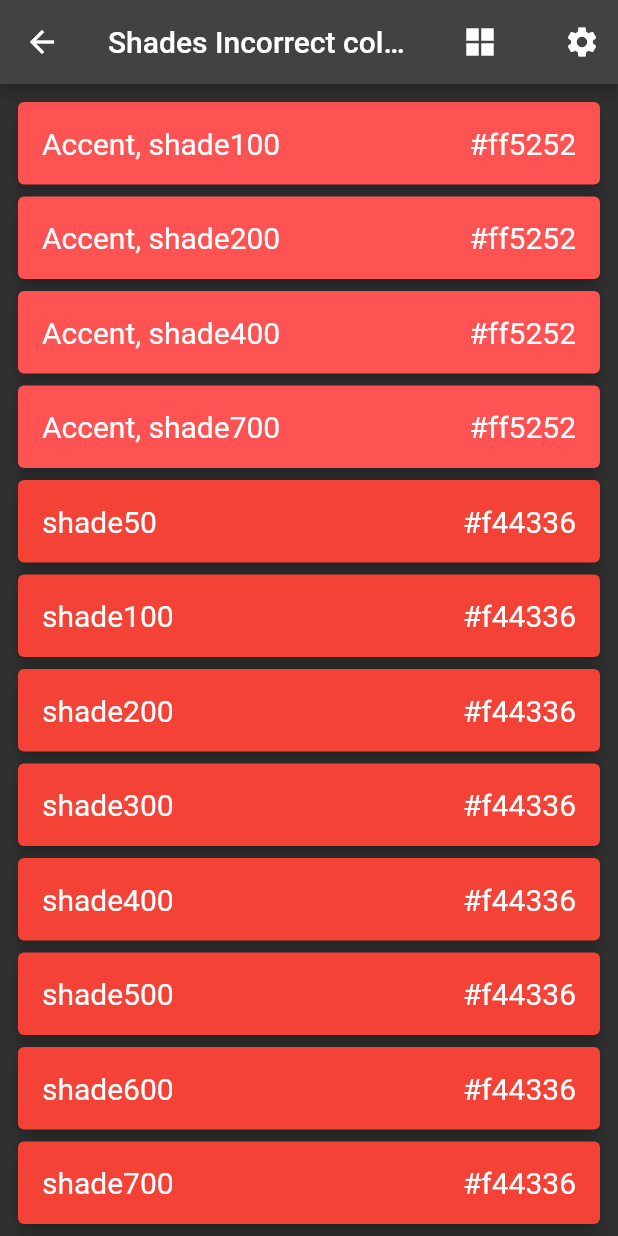
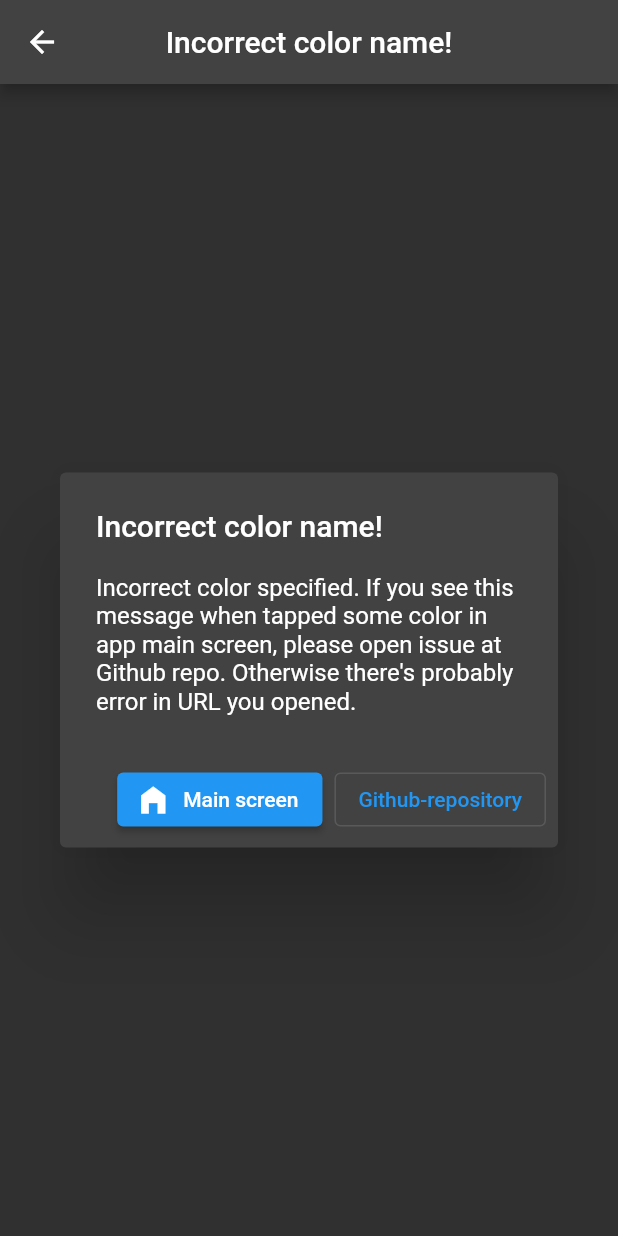
Before and after one commit to NEK-RA/flutter_material_palette, a Flutter app: the ColorShadesPage screen opened directly with empty values, on a phone screen of 412 x 824 dp. Run offline on Flutter 3.47's test engine with Material 2 defaults, Android fonts, the phone set to English and light mode, and no system bars; our stand-ins replace auto_route, bloc, flutter_bloc, shared_preferences; accounts and stored records are empty; generated files the repository leaves out were written again.

Commit message:
added error message for incorrect colorName it will appear when incorrect colorName passed to url/path and show at color_shades_page.dart

```diff
--- /dev/null
+++ b/lib/data/constants.dart
@@ -0,0 +1,5 @@
+class Constants {
+  static const String appVersion = '1.0.0';
+  static const String appBuild = '1';
+  static const String homepageUrl = 'https://github.com/NEK-RA/flutter_material_palette';
+}
--- a/lib/l10n/app_en.arb
+++ b/lib/l10n/app_en.arb
@@ -12,6 +12,11 @@
     "shade": "shade",
     "@shade": {
       "description": "'shade' word used inside color_card.dart"
+    },
+
+    "buildWord": "build",
+    "@buildWord": {
+      "description": "A 'build' word used to show app version in the settings_page.dart"
     },
 
     "hexValueOfColorString": "HEX value of color",
@@ -124,6 +129,11 @@
       "description": "Title of ListTile, which contains link to github repo as subtitle. Used on the settings_page.dart inside of about() function"
     },
 
+    "githubRepoString":"Github-repository",
+    "@githubRepoString": {
+      "description": "String used inside button when error message shown at color_shade_page.dart"
+    },
+
     "aboutAppVersionTitle": "Version",
     "@aboutAppVersionTitle": {
       "description": "The 'Version' word used in the 'About' section of settings_page.dart, title of corresponding ListTile"
@@ -144,9 +154,19 @@
       "description": "Used in colors_repository.dart when no color found in created maps"
     },
 
+    "incorrectColorNameMessage": "Incorrect color specified. If you see this message when tapped some color in app main screen, please open issue at Github repo. Otherwise there's probably error in URL you opened.",
+    "@incorrectColorNameMessage": {
+      "description": "Error message displayed at color_shade_page.dart when the colorName parameter was not found in keys of ColorPalette.colors map"
+    },
+
     "accent": "Accent",
     "@": {
       "description": "'Accent' word used inside color_card.dart"
+    },
+
+    "goToMainScreen":"Main screen",
+    "@goToMainScreen": {
+      "description": "Text inside button which will redirect to palette_page.dart in case of incorrect color specified for color_shade_page.dart"
     },
 
     "redColor": "Red",
--- a/lib/l10n/app_ru.arb
+++ b/lib/l10n/app_ru.arb
@@ -2,6 +2,7 @@
     "baseColors": "Базовые цвета",
     "shades": "Оттенки",
     "shade": "оттенок",
+    "buildWord": "сборка",
     "hexValueOfColorString": "HEX код цвета",
     "rgbValueOfColorString": "RGB значение цвета",
     "flutterShortVariantString": "Укороченный вариант во Flutter",
@@ -24,11 +25,14 @@
     "columnCountSettingTitle": "Количество столбцов сетки",
     "columnCountSettingSubtitle": "На текущий момент доступны значения только 2 и 3, используется для обоих сеток",
     "aboutAppHomepage": "Домашняя страница",
+    "githubRepoString":"Github-репозиторий",
     "aboutAppVersionTitle": "Версия",
     "aboutAppVersionSubtitle": "Нажмите для проверки обновлений",
     "notImplementedString": "ЕЩЕ НЕ РЕАЛИЗОВАНО",
     "incorrectColorNameString": "Некорректный цвет",
+    "incorrectColorNameMessage": "Некорректно указан цвет. Если вы видите это сообщение нажав на какой-либо цвет с главного экрана приложения, пожалуйста сообщите о проблеме в Github-репозиторий. Иначе же скорее всего проблема вызвана опечаткой в URL-адресе.",
     "accent": "Акцент",
+    "goToMainScreen": "На главный экран",
     "redColor": "Красный",
     "ofRedColor": "красного",
     "pinkColor": "Розовый",
--- a/lib/ui/color_shade_page.dart
+++ b/lib/ui/color_shade_page.dart
@@ -1,4 +1,5 @@
 import 'package:auto_route/auto_route.dart';
+import 'package:material_palette/data/constants.dart';
 import 'package:material_palette/locales.dart';
 
 import 'package:flutter/material.dart';
@@ -7,6 +8,7 @@ import 'package:flutter_bloc/flutter_bloc.dart';
 import 'package:material_palette/data/cubits/settings/settings_cubit.dart';
 import 'package:material_palette/data/repositories/colors_repository.dart';
 import 'package:material_palette/widgets/color_card.dart';
+import 'package:url_launcher/url_launcher.dart';
 
 class ColorShadesPage extends StatelessWidget {
   final String colorName;
@@ -19,7 +21,8 @@ class ColorShadesPage extends StatelessWidget {
 
   @override
   Widget build(BuildContext context) {
-    return Scaffold(
+
+    return ColorPalette.colors.containsKey(colorName) ? Scaffold(
       appBar: AppBar(
         title: Text(
           lc(context).shades + ' ' +
@@ -56,7 +59,28 @@ class ColorShadesPage extends StatelessWidget {
         builder: (context, state) {
           return state.shadesListView ? _buildListView() : _buildGridView(context);
         },
+      )
+    )
+    : Scaffold(
+      appBar: AppBar(
+        title: Text(lc(context).incorrectColorNameString),
+        centerTitle: true,
       ),
+      body: AlertDialog(
+          title: Text(lc(context).incorrectColorNameString),
+          content: Text(lc(context).incorrectColorNameMessage),
+          actions: [
+            ElevatedButton.icon(
+              onPressed: () => context.router.replaceNamed('/'),
+              label: Text(lc(context).goToMainScreen),
+              icon: const Icon(Icons.home_filled),
+            ),
+            OutlinedButton(
+              onPressed: () => launchHomepage(),
+              child: Text(lc(context).githubRepoString)
+            )
+          ],
+        ),
     );
   }
 
@@ -99,4 +123,9 @@ class ColorShadesPage extends StatelessWidget {
         padding: const EdgeInsets.all(8.0),
         children: colorCardList(vertical: true));
   }
+
+  void launchHomepage() async {
+
+    await canLaunch(Constants.homepageUrl) ? await launch(Constants.homepageUrl) : throw 'Could not launch ${Constants.homepageUrl}';
+  }
 }
```
Also changed, not shown: lib/ui/settings_page.dart (+6 -5 lines).
